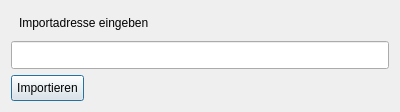
Above: importdialog.ui from Makozer/NpPartitionManager before the change. Below: the same form after it.
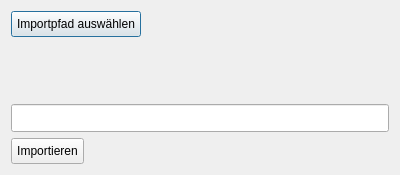
That is the form after the change.

```diff
--- a/importdialog.ui
+++ b/importdialog.ui
@@ -7,7 +7,7 @@
     <x>0</x>
     <y>0</y>
     <width>400</width>
-    <height>110</height>
+    <height>175</height>
    </rect>
   </property>
   <property name="sizePolicy">
@@ -30,13 +30,32 @@
   </property>
   <layout class="QFormLayout" name="formLayout">
    <item row="0" column="0">
-    <widget class="QLabel" name="lbl_importInfo">
+    <widget class="QPushButton" name="btn_importAdresseWaehlen">
+     <property name="sizePolicy">
+      <sizepolicy hsizetype="Minimum" vsizetype="Fixed">
+       <horstretch>0</horstretch>
+       <verstretch>0</verstretch>
+      </sizepolicy>
+     </property>
+     <property name="toolTip">
+      <string>&lt;html&gt;&lt;head/&gt;&lt;body&gt;&lt;p&gt;Öffnet den Explorer und ermöglicht eine manuelle Suche der gewünschten .txt Datei.&lt;/p&gt;&lt;/body&gt;&lt;/html&gt;</string>
+     </property>
      <property name="text">
-      <string>Importadresse eingeben</string>
+      <string>Importpfad auswählen</string>
      </property>
     </widget>
    </item>
-   <item row="2" column="0">
+   <item row="2" column="0" colspan="2">
+    <widget class="QLineEdit" name="lineEdit_importAdresse">
+     <property name="toolTip">
+      <string>&lt;html&gt;&lt;head/&gt;&lt;body&gt;&lt;p&gt;Alternativ zur Suche im Explorer kann hier direkt der Dateipfad eingegeben werden.&lt;/p&gt;&lt;/body&gt;&lt;/html&gt;</string>
+     </property>
+     <property name="readOnly">
+      <bool>false</bool>
+     </property>
+    </widget>
+   </item>
+   <item row="3" column="0">
     <widget class="QPushButton" name="btn_import">
      <property name="toolTip">
       <string>&lt;html&gt;&lt;head/&gt;&lt;body&gt;&lt;p&gt;&lt;span style=&quot; font-size:10pt;&quot;&gt;importiert einen Schatz aus einer Textdatei. &lt;/span&gt;&lt;/p&gt;&lt;p&gt;&lt;span style=&quot; font-size:10pt;&quot;&gt;In dieser Textdatei muessen die Werte aller zu uebernehmenden Coins, getrennt von einem Komma und einem Leerzeichen enthalten sein. &lt;/span&gt;&lt;/p&gt;&lt;p&gt;&lt;span style=&quot; font-size:10pt;&quot;&gt;Beispiel: &lt;/span&gt;&lt;/p&gt;&lt;p&gt;&lt;span style=&quot; font-size:10pt;&quot;&gt;122, 53, 12, 9, 12&lt;/span&gt;&lt;/p&gt;&lt;/body&gt;&lt;/html&gt;</string>
@@ -46,8 +65,18 @@
      </property>
     </widget>
    </item>
-   <item row="1" column="0" colspan="2">
-    <widget class="QLineEdit" name="lineEdit_importAdresse"/>
+   <item row="1" column="0">
+    <spacer name="verticalSpacer">
+     <property name="orientation">
+      <enum>Qt::Vertical</enum>
+     </property>
+     <property name="sizeHint" stdset="0">
+      <size>
+       <width>20</width>
+       <height>40</height>
+      </size>
+     </property>
+    </spacer>
    </item>
   </layout>
  </widget>
```
Left out of the diff: 1 changed line with no effect on the pictures.
